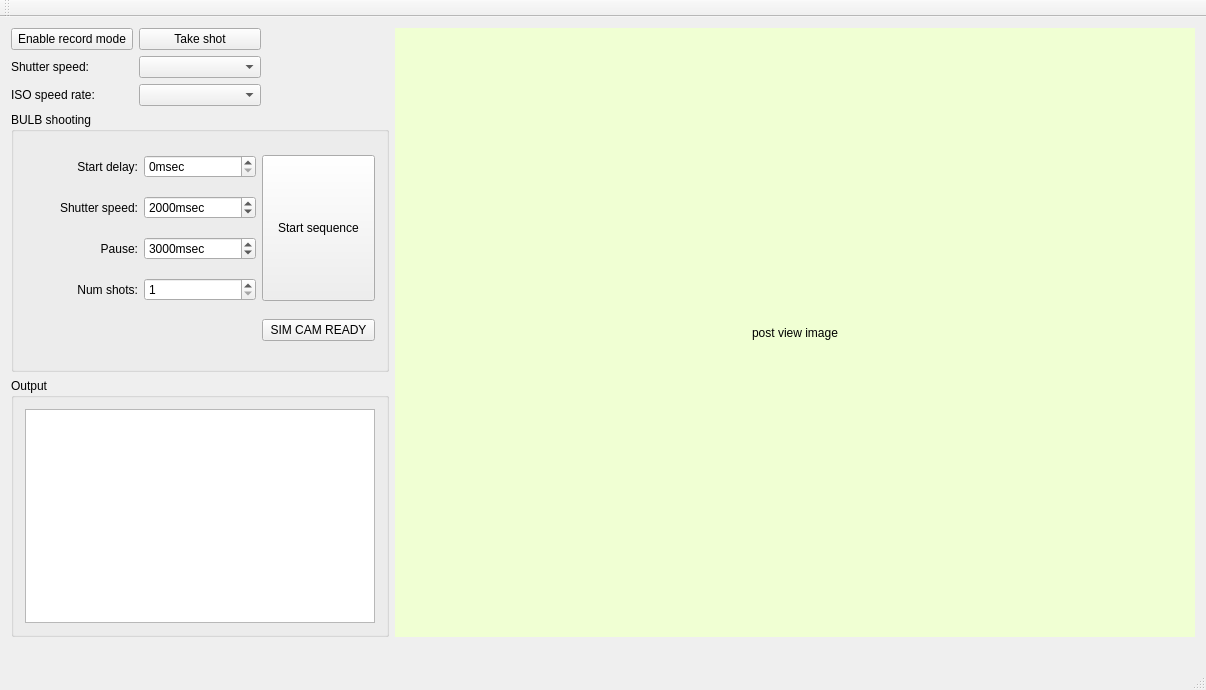
Qt form MainWindow.ui (blackphil/AstroCameraRemote) before a commit.
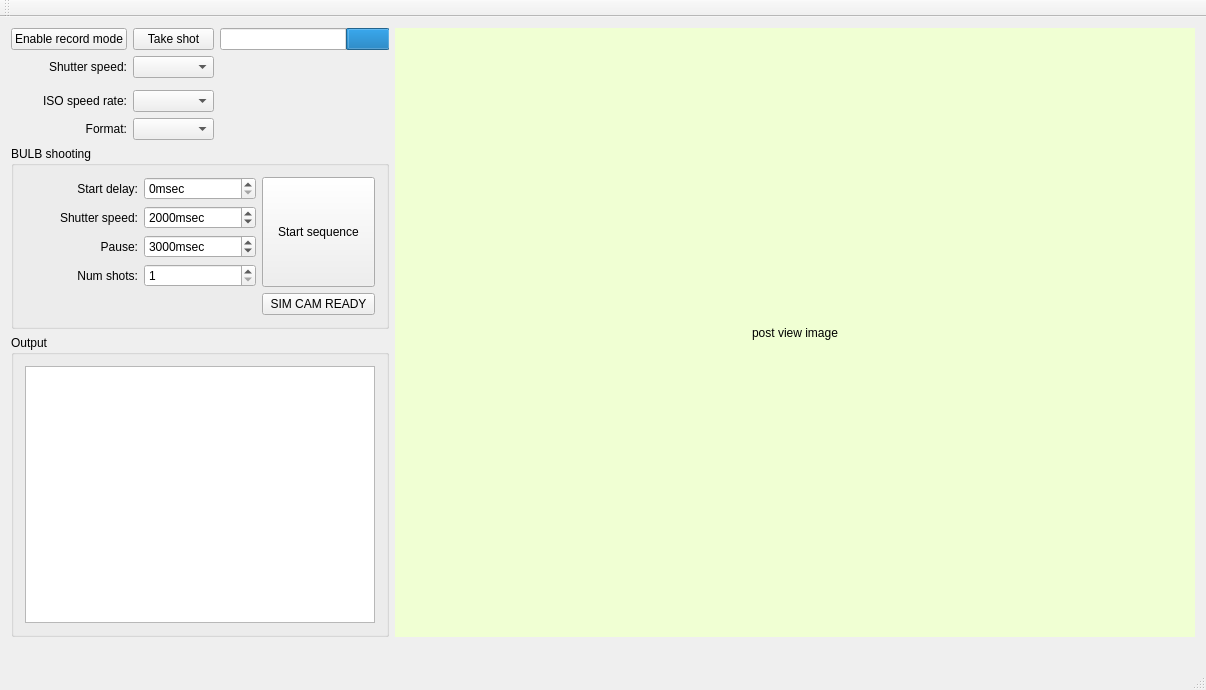
The same form after that commit.

Commit message: implemented "still quality" selection (NOT WORKING, don't know why). Implemented battery display.

The edit to the form file:
```diff
--- a/MainWindow.ui
+++ b/MainWindow.ui
@@ -15,24 +15,37 @@
   </property>
   <widget class="QWidget" name="centralWidget">
    <layout class="QGridLayout" name="gridLayout_3">
-    <item row="5" column="3">
-     <widget class="QLabel" name="imageSubTitle">
+    <item row="3" column="2" colspan="2">
+     <widget class="QLabel" name="currentDate">
+      <property name="font">
+       <font>
+        <pointsize>10</pointsize>
+        <weight>75</weight>
+        <bold>true</bold>
+       </font>
+      </property>
       <property name="text">
-       <string>&lt;image info&gt;</string>
+       <string>&lt;current date&gt;</string>
       </property>
       <property name="alignment">
        <set>Qt::AlignRight|Qt::AlignTrailing|Qt::AlignVCenter</set>
       </property>
      </widget>
     </item>
-    <item row="1" column="2">
-     <widget class="QLabel" name="currentTime">
+    <item row="4" column="1">
+     <widget class="QComboBox" name="format"/>
+    </item>
+    <item row="4" column="0">
+     <widget class="QLabel" name="label_7">
       <property name="text">
-       <string>&lt;current time&gt;</string>
+       <string>Format:</string>
       </property>
+      <property name="alignment">
+       <set>Qt::AlignRight|Qt::AlignTrailing|Qt::AlignVCenter</set>
+      </property>
      </widget>
     </item>
-    <item row="0" column="3" rowspan="5">
+    <item row="0" column="4" rowspan="7">
      <widget class="QLabel" name="postViewImage">
       <property name="minimumSize">
        <size>
@@ -51,6 +64,16 @@
       </property>
      </widget>
     </item>
+    <item row="0" column="1">
+     <widget class="QPushButton" name="takeShotBtn">
+      <property name="text">
+       <string>Take shot</string>
+      </property>
+     </widget>
+    </item>
+    <item row="1" column="1">
+     <widget class="QComboBox" name="shutterSpeed"/>
+    </item>
     <item row="0" column="0">
      <widget class="QPushButton" name="toggleRecordModeBtn">
       <property name="text">
@@ -66,39 +89,38 @@
       <property name="text">
        <string>Shutter speed:</string>
       </property>
+      <property name="alignment">
+       <set>Qt::AlignRight|Qt::AlignTrailing|Qt::AlignVCenter</set>
+      </property>
      </widget>
     </item>
-    <item row="1" column="1">
-     <widget class="QComboBox" name="shutterSpeed"/>
-    </item>
-    <item row="0" column="1">
-     <widget class="QPushButton" name="takeShotBtn">
+    <item row="3" column="0">
+     <widget class="QLabel" name="label">
       <property name="text">
-       <string>Take shot</string>
+       <string>ISO speed rate:</string>
       </property>
+      <property name="alignment">
+       <set>Qt::AlignRight|Qt::AlignTrailing|Qt::AlignVCenter</set>
+      </property>
      </widget>
     </item>
-    <item row="0" column="2">
-     <widget class="QLabel" name="cameraStatus">
-      <property name="font">
-       <font>
-        <pointsize>10</pointsize>
-        <weight>75</weight>
-        <bold>true</bold>
-       </font>
-      </property>
+    <item row="3" column="1">
+     <widget class="QComboBox" name="isoSpeedRate"/>
+    </item>
+    <item row="7" column="4">
+     <widget class="QLabel" name="imageSubTitle">
       <property name="text">
-       <string>&lt;camera status&gt;</string>
+       <string>&lt;image info&gt;</string>
       </property>
       <property name="alignment">
        <set>Qt::AlignRight|Qt::AlignTrailing|Qt::AlignVCenter</set>
       </property>
      </widget>
     </item>
-    <item row="3" column="0" colspan="3">
+    <item row="5" column="0" colspan="4">
      <widget class="QGroupBox" name="groupBox">
       <property name="sizePolicy">
-       <sizepolicy hsizetype="Preferred" vsizetype="MinimumExpanding">
+       <sizepolicy hsizetype="Preferred" vsizetype="Minimum">
         <horstretch>0</horstretch>
         <verstretch>0</verstretch>
        </sizepolicy>
@@ -225,7 +247,7 @@
       </layout>
      </widget>
     </item>
-    <item row="4" column="0" colspan="3">
+    <item row="6" column="0" colspan="4">
      <widget class="QGroupBox" name="groupBox_2">
       <property name="title">
        <string>Output</string>
@@ -250,15 +272,49 @@
       </layout>
      </widget>
     </item>
-    <item row="2" column="0">
-     <widget class="QLabel" name="label">
+    <item row="1" column="2" colspan="2">
+     <widget class="QLabel" name="cameraStatus">
+      <property name="font">
+       <font>
+        <pointsize>10</pointsize>
+        <weight>75</weight>
+        <bold>true</bold>
+       </font>
+      </property>
       <property name="text">
-       <string>ISO speed rate:</string>
+       <string>&lt;camera status&gt;</string>
       </property>
+      <property name="alignment">
+       <set>Qt::AlignRight|Qt::AlignTrailing|Qt::AlignVCenter</set>
+      </property>
      </widget>
     </item>
-    <item row="2" column="1">
-     <widget class="QComboBox" name="isoSpeedRate"/>
+    <item row="4" column="2" colspan="2">
+     <widget class="QLabel" name="currentTime">
+      <property name="font">
+       <font>
+        <pointsize>10</pointsize>
+        <weight>75</weight>
+        <bold>true</bold>
+       </font>
+      </property>
+      <property name="text">
+       <string>&lt;current time&gt;</string>
+      </property>
+      <property name="alignment">
+       <set>Qt::AlignRight|Qt::AlignTrailing|Qt::AlignVCenter</set>
+      </property>
+     </widget>
+    </item>
+    <item row="0" column="2" colspan="2">
+     <widget class="QProgressBar" name="batteryStatus">
+      <property name="value">
+       <number>24</number>
+      </property>
+      <property name="invertedAppearance">
+       <bool>true</bool>
+      </property>
+     </widget>
     </item>
    </layout>
   </widget>
```
The commit also changes 8 other files.
